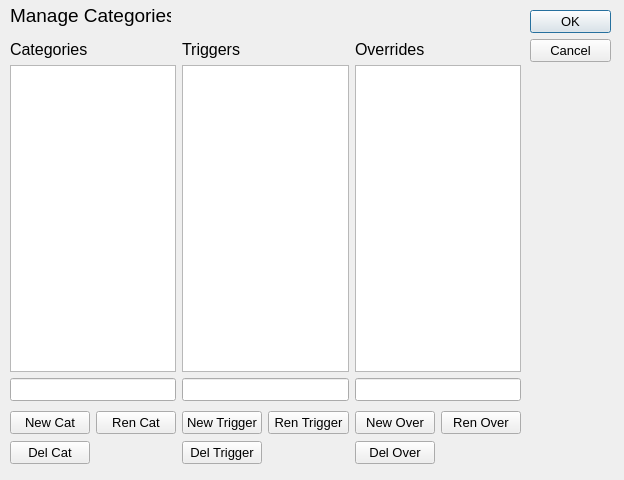
This is categories.ui in n6nq/checking as Qt 5 draws it before an edit. The edited form follows.
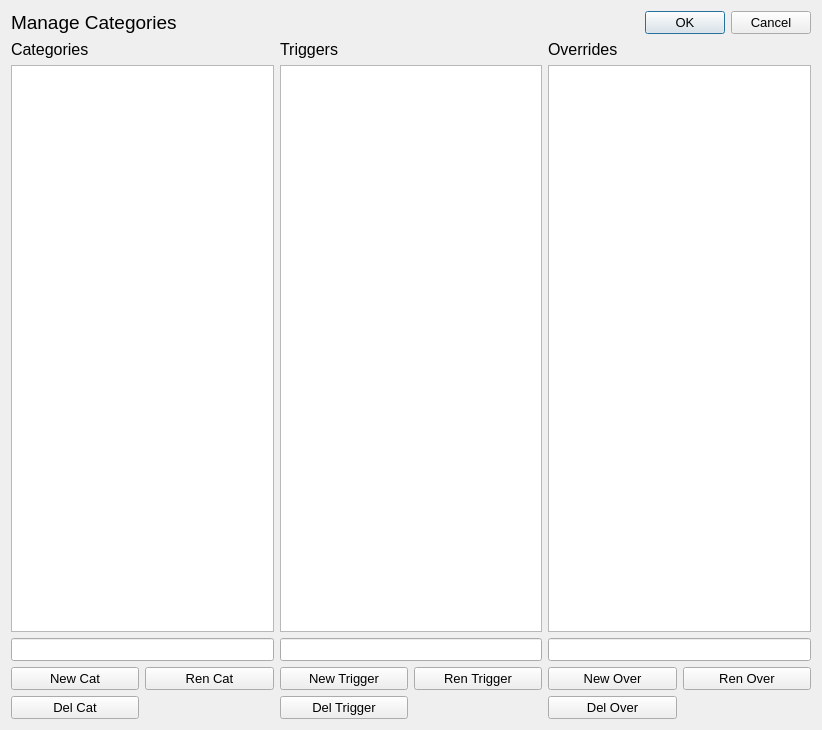
This is the edited form.

Commit message: Added correct re-sizing to main, managecatergories and readcheckfile dialogs.  More to do.

```diff
--- a/categories.ui
+++ b/categories.ui
@@ -6,21 +6,54 @@
    <rect>
     <x>0</x>
     <y>0</y>
-    <width>624</width>
-    <height>480</height>
+    <width>822</width>
+    <height>730</height>
    </rect>
   </property>
+  <property name="sizePolicy">
+   <sizepolicy hsizetype="MinimumExpanding" vsizetype="MinimumExpanding">
+    <horstretch>1</horstretch>
+    <verstretch>1</verstretch>
+   </sizepolicy>
+  </property>
   <property name="windowTitle">
    <string>Dialog</string>
   </property>
+  <layout class="QVBoxLayout" name="verticalLayout" stretch="0,1,0">
+   <item>
+    <layout class="QHBoxLayout" name="horizontalLayout" stretch="0,1,0">
+     <item>
+      <widget class="QLabel" name="label">
+       <property name="font">
+        <font>
+         <pointsize>14</pointsize>
+        </font>
+       </property>
+       <property name="text">
+        <string>Manage Categories</string>
+       </property>
+      </widget>
+     </item>
+     <item>
+      <spacer name="horizontalSpacer">
+       <property name="orientation">
+        <enum>Qt::Horizontal</enum>
+       </property>
+       <property name="sizeHint" stdset="0">
+        <size>
+         <width>40</width>
+         <height>20</height>
+        </size>
+       </property>
+      </spacer>
+     </item>
+     <item>
   <widget class="QDialogButtonBox" name="buttonBox">
-   <property name="geometry">
-    <rect>
-     <x>530</x>
-     <y>10</y>
-     <width>81</width>
-     <height>61</height>
-    </rect>
+       <property name="sizePolicy">
+        <sizepolicy hsizetype="Expanding" vsizetype="Expanding">
+         <horstretch>1</horstretch>
+         <verstretch>0</verstretch>
+        </sizepolicy>
    </property>
    <property name="font">
     <font>
@@ -31,39 +64,16 @@
     <enum>Qt::LeftToRight</enum>
    </property>
    <property name="orientation">
-    <enum>Qt::Vertical</enum>
+        <enum>Qt::Horizontal</enum>
    </property>
    <property name="standardButtons">
     <set>QDialogButtonBox::Cancel|QDialogButtonBox::Ok</set>
    </property>
   </widget>
-  <widget class="QLabel" name="label">
-   <property name="geometry">
-    <rect>
-     <x>10</x>
-     <y>0</y>
-     <width>161</width>
-     <height>31</height>
-    </rect>
-   </property>
-   <property name="font">
-    <font>
-     <pointsize>14</pointsize>
-    </font>
-   </property>
-   <property name="text">
-    <string>Manage Categories</string>
-   </property>
-  </widget>
-  <widget class="QWidget" name="">
-   <property name="geometry">
-    <rect>
-     <x>10</x>
-     <y>40</y>
-     <width>511</width>
-     <height>361</height>
-    </rect>
-   </property>
+     </item>
+    </layout>
+   </item>
+   <item>
    <layout class="QGridLayout" name="gridLayout">
     <item row="0" column="0">
      <widget class="QLabel" name="label_3">
@@ -164,18 +174,25 @@
       </property>
      </widget>
     </item>
-   </layout>
-  </widget>
-  <widget class="QWidget" name="">
-   <property name="geometry">
-    <rect>
-     <x>10</x>
-     <y>410</y>
-     <width>511</width>
-     <height>56</height>
-    </rect>
-   </property>
-   <layout class="QGridLayout" name="gridLayout_2">
+     <item row="1" column="0">
+      <widget class="QListWidget" name="listCategories">
+       <property name="font">
+        <font>
+         <pointsize>10</pointsize>
+        </font>
+       </property>
+       <property name="sortingEnabled">
+        <bool>true</bool>
+       </property>
+      </widget>
+     </item>
+    </layout>
+   </item>
+   <item>
+    <layout class="QGridLayout" name="gridLayout_2" rowstretch="1,1" columnstretch="1,1,1,1,1,1">
+     <property name="sizeConstraint">
+      <enum>QLayout::SetNoConstraint</enum>
+     </property>
     <item row="0" column="0">
      <widget class="QPushButton" name="btnNewCategory">
       <property name="font">
@@ -285,7 +302,8 @@
      </widget>
     </item>
    </layout>
-  </widget>
+   </item>
+  </layout>
  </widget>
  <resources/>
  <connections>
```
Left out of the diff: 92 changed lines with no effect on the pictures. Lines whose indentation alone changed are shown as unchanged. The commit also changes 7 other files.
